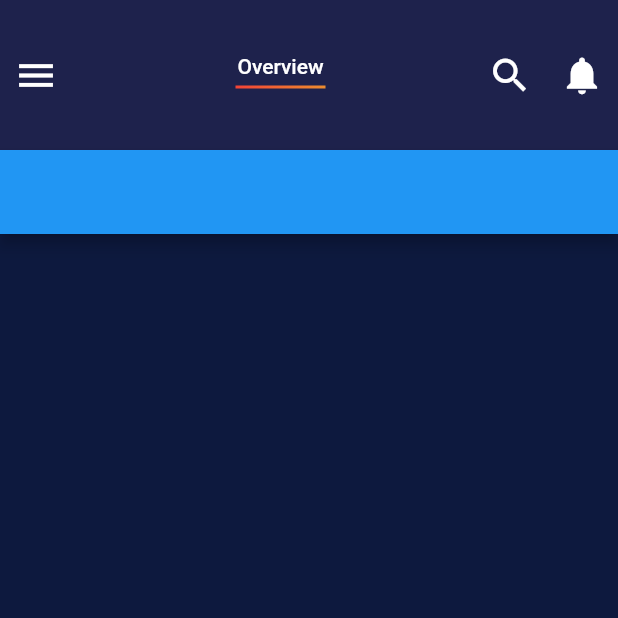
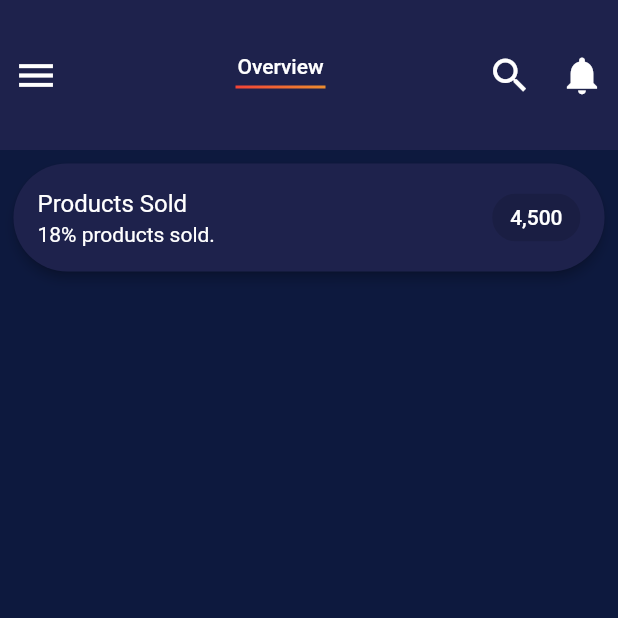
Before and after one commit to elnadar/rap-responsive_admin_panel_in_flutter, a Flutter app: the screen it shows after launch, on a phone screen of 412 x 824 dp, the top half of it. Run offline on Flutter 3.47's test engine with Material 2 defaults, Android fonts, the phone set to English and light mode, and no system bars.

Commit message:
[UI] started left panel.

```diff
--- a/lib/components/panel_left/panel_left_page.dart
+++ b/lib/components/panel_left/panel_left_page.dart
@@ -1,4 +1,6 @@
 import 'package:flutter/material.dart';
+import 'package:rap/utils/constants.dart';
+import 'package:rap/utils/resposive_layout.dart';
 
 class PanelLeftPage extends StatefulWidget {
   const PanelLeftPage({Key? key}) : super(key: key);
@@ -11,8 +13,52 @@ class _PanelLeftPageState extends State<PanelLeftPage> {
   @override
   Widget build(BuildContext context) {
     return Scaffold(
-      appBar: AppBar(
-        backgroundColor: Colors.blue,
+      body: Stack(
+        children: [
+          if (ResponsiveLayout.isComputer(context))
+            const SizedBox(
+              width: 50,
+              height: 50,
+              child: ColoredBox(
+                color: ThemeColors.purpleLight,
+                child: DecoratedBox(
+                  decoration: BoxDecoration(
+                      color: ThemeColors.purpleDark,
+                      borderRadius:
+                          BorderRadius.only(topLeft: Radius.circular(50))),
+                ),
+              ),
+            ),
+          SingleChildScrollView(
+            child: Column(
+              children: [
+                Padding(
+                  padding: const EdgeInsets.only(
+                    top: Measures.kPadding / 2,
+                    left: Measures.kPadding / 2,
+                    right: Measures.kPadding / 2,
+                  ),
+                  child: Card(
+                    color: ThemeColors.purpleLight,
+                    elevation: 3,
+                    shape: RoundedRectangleBorder(
+                      borderRadius: BorderRadius.circular(50),
+                    ),
+                    child: const ListTile(
+                      title: Text("Products Sold",
+                          style: TextStyle(color: Colors.white)),
+                      subtitle: Text("18% products sold.",
+                          style: TextStyle(color: Colors.white)),
+                      trailing: Chip(
+                          label: Text("4,500",
+                              style: TextStyle(color: Colors.white))),
+                    ),
+                  ),
+                )
+              ],
+            ),
+          )
+        ],
       ),
     );
   }
```
